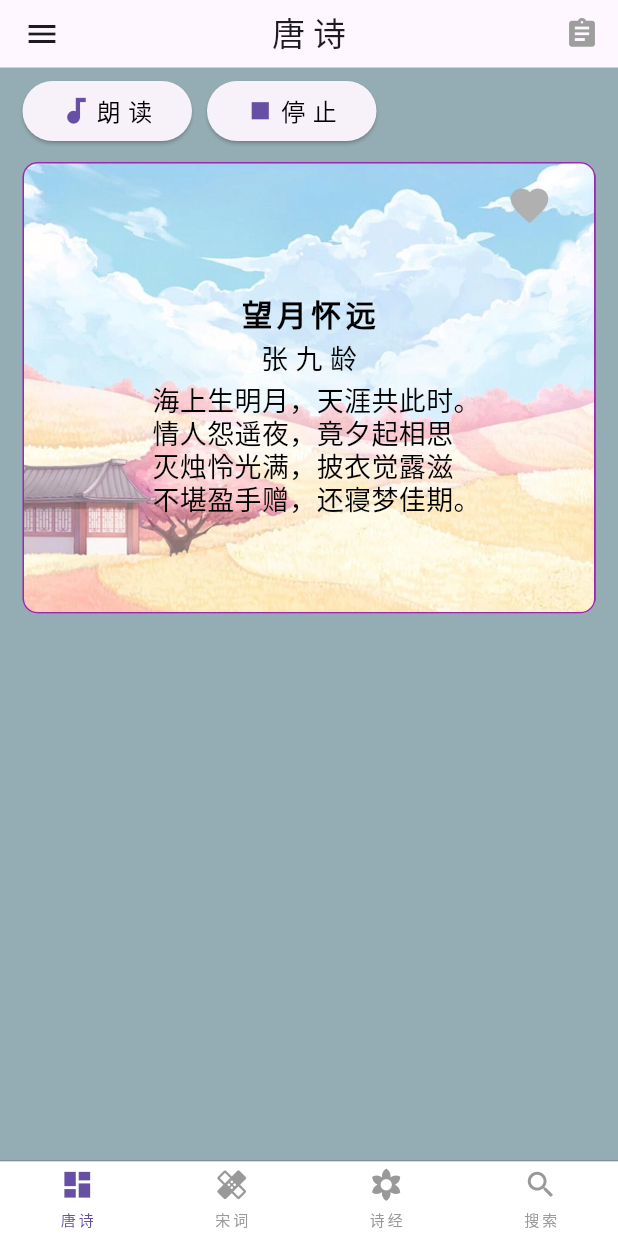
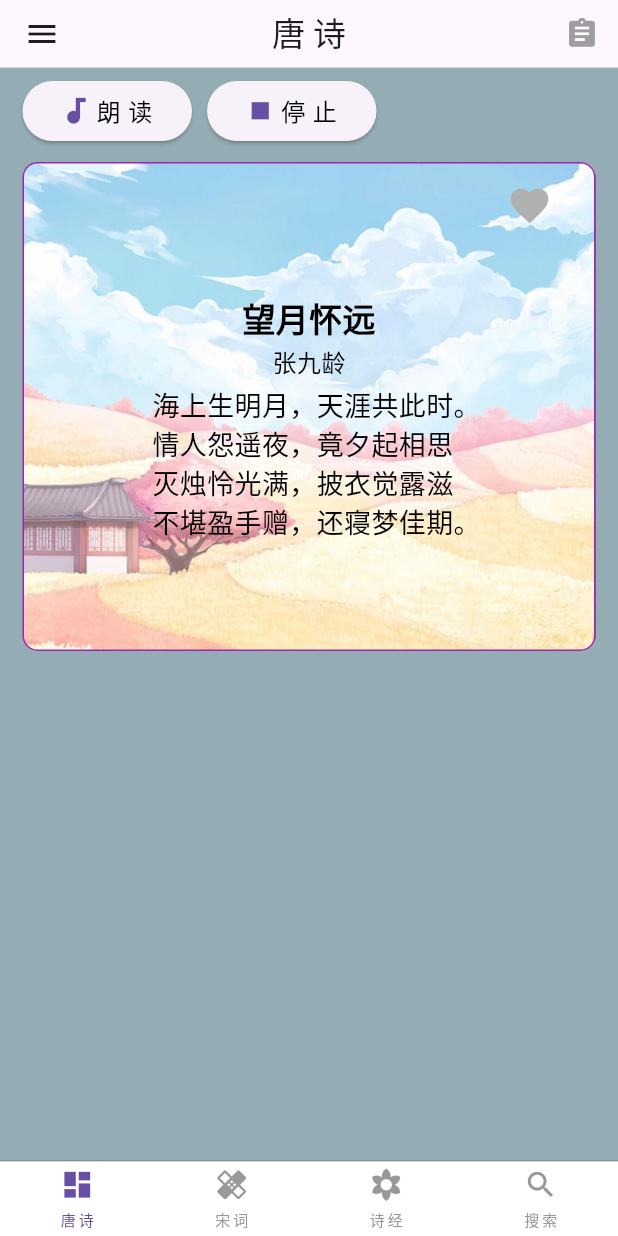
Before and after one commit to SongC1229/song, a Flutter app: the screen it shows after launch, on a phone screen of 412 x 824 dp. Run offline on Flutter 3.47's test engine with Material 3 defaults, Android fonts, the phone set to English and light mode, and no system bars; our stand-ins replace fluttertoast, sqflite; accounts and stored records are empty; Roboto replaces fonts that are missing (方正楷体).

Commit message:
update font

```diff
--- a/lib/dialog_about.dart
+++ b/lib/dialog_about.dart
@@ -69,7 +69,7 @@ class AboutDia extends StatelessWidget{
                     borderRadius: new BorderRadius.all(new Radius.circular(8.0)),
                     color: Colors.lightBlue,
                   ),
-                  child:new Text("YeZi v0.9 by Flutter 3.16",
+                  child:new Text("YeZi v1.0.1 by Flutter 3.16",
                     style: TextStyle(
                         color: Colors.black,
                         fontSize: 16.0,
--- a/lib/global_config.dart
+++ b/lib/global_config.dart
@@ -26,8 +26,13 @@ class GConfig {
   static int channel=0;
   static const platform = const MethodChannel("sning.ttspeak");
 }
-Text gText(String text){
-  return Text(text, style: TextStyle(fontFamily:GConfig.font, fontSize: GConfig.fontSize));
+Text gText(String text, {double? sizeAdjust, Color? color, FontWeight? fontWeight}){
+  FontWeight fw = fontWeight==null? FontWeight.normal: fontWeight;
+  double fs = sizeAdjust==null? GConfig.fontSize: GConfig.fontSize + sizeAdjust;
+  if(color!= null)
+    return Text(text, style: TextStyle(fontFamily:GConfig.font,color:color, fontSize: fs, fontWeight:fw));
+  else
+    return Text(text, style: TextStyle(fontFamily:GConfig.font, fontSize: fs,fontWeight: fw));
 }
 
 Container gDialogTitle(BuildContext context,String title,IconData icon){
--- a/lib/page_card.dart
+++ b/lib/page_card.dart
@@ -165,42 +165,14 @@ class _CardPageState extends State<CardPage>{
               ),
             ),
           ),
-          Text(
-            data["title"],
-            style: TextStyle(
-                color: widget.color,
-                fontSize: 20.0,
-                fontWeight: FontWeight.bold,
-                letterSpacing: 3.0,
-                fontFamily: GConfig.font
-            ),
-          ),
+          gText(data["title"], color: widget.color,sizeAdjust:4, fontWeight: FontWeight.bold),
           Padding(padding: EdgeInsets.only(top: 3.0),
-            child:Text(
-              data["author"],
-              style: TextStyle(
-                  color: widget.color,
-                  fontSize: 18.0,
-                  fontWeight: FontWeight.normal,
-                  letterSpacing: 5.0,
-                  fontFamily: GConfig.font
-              ),
-            ),
+            child:gText(data["author"],color: widget.color,sizeAdjust:-2,fontWeight: FontWeight.w200)
           ),
           Padding(
             padding: EdgeInsets.only(right: 0.0,left: 10.0,bottom: 20.0,top: 4.0),
-            child:Text(
-              data["content"],
-              style: TextStyle(
-                  color: widget.color,
-                  fontSize: GConfig.fontSize,
-                  height: 1.2,
-                  fontWeight: FontWeight.normal,
-                  fontFamily: GConfig.font
-              ),
+            child:gText(data["content"], color: widget.color),
             )
-            ,)
-
         ]
     );
   }
```
Also changed, not shown: lib/page_search.dart (+2 -20 lines), 1 other file.
